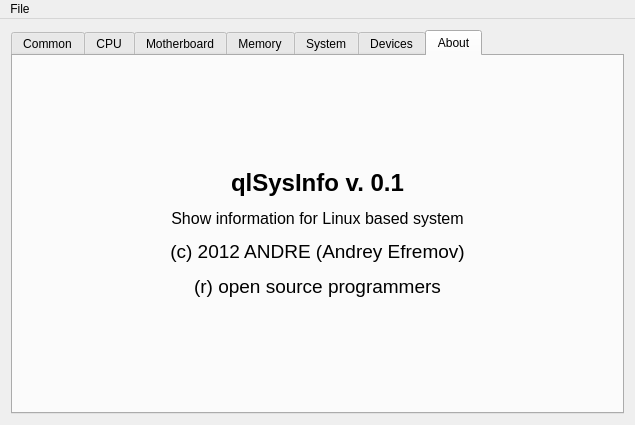
andr7e/my-repository, file projects/qlSysInfo/systeminfo.ui: the form before one commit.
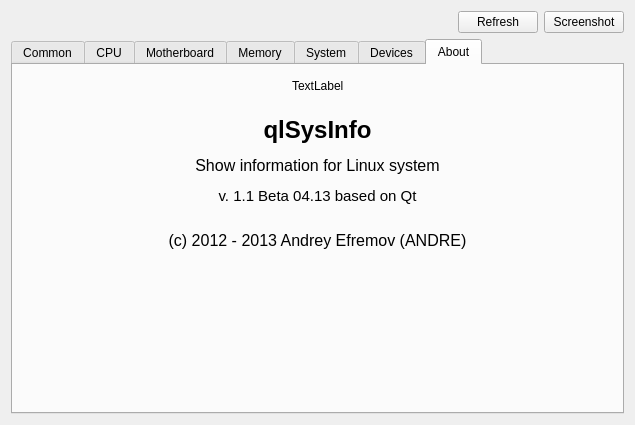
The form after the commit. The open tabs and pages were chosen to show the change.

Commit message: qlSysInfo: + save screenshot, resfresh button, icon, refactoring

Diff of the .ui file:
```diff
--- a/projects/qlSysInfo/systeminfo.ui
+++ b/projects/qlSysInfo/systeminfo.ui
@@ -16,6 +16,39 @@
   <widget class="QWidget" name="centralWidget">
    <layout class="QHBoxLayout" name="horizontalLayout_2">
     <item>
+     <layout class="QVBoxLayout" name="verticalLayout_4">
+      <item>
+       <layout class="QHBoxLayout" name="horizontalLayout">
+        <item>
+         <spacer name="horizontalSpacer_5">
+          <property name="orientation">
+           <enum>Qt::Horizontal</enum>
+          </property>
+          <property name="sizeHint" stdset="0">
+           <size>
+            <width>40</width>
+            <height>20</height>
+           </size>
+          </property>
+         </spacer>
+        </item>
+        <item>
+         <widget class="QPushButton" name="refreshButton">
+          <property name="text">
+           <string>Refresh</string>
+          </property>
+         </widget>
+        </item>
+        <item>
+         <widget class="QPushButton" name="shotButton">
+          <property name="text">
+           <string>Screenshot</string>
+          </property>
+         </widget>
+        </item>
+       </layout>
+      </item>
+      <item>
      <widget class="QTabWidget" name="tabWidget">
       <property name="currentIndex">
        <number>0</number>
@@ -519,35 +552,73 @@
        </attribute>
        <layout class="QHBoxLayout" name="horizontalLayout_8">
         <item>
+           <layout class="QVBoxLayout" name="verticalLayout_5">
+            <item>
+             <layout class="QHBoxLayout" name="horizontalLayout_9">
+              <item>
+               <spacer name="horizontalSpacer_6">
+                <property name="orientation">
+                 <enum>Qt::Horizontal</enum>
+                </property>
+                <property name="sizeHint" stdset="0">
+                 <size>
+                  <width>40</width>
+                  <height>20</height>
+                 </size>
+                </property>
+               </spacer>
+              </item>
+              <item>
+               <widget class="QLabel" name="iconLabel">
+                <property name="text">
+                 <string>TextLabel</string>
+                </property>
+               </widget>
+              </item>
+              <item>
+               <spacer name="horizontalSpacer_7">
+                <property name="orientation">
+                 <enum>Qt::Horizontal</enum>
+                </property>
+                <property name="sizeHint" stdset="0">
+                 <size>
+                  <width>40</width>
+                  <height>20</height>
+                 </size>
+                </property>
+               </spacer>
+              </item>
+             </layout>
+            </item>
+            <item>
          <widget class="QLabel" name="label_18">
           <property name="text">
-           <string>&lt;html&gt;&lt;head/&gt;&lt;body&gt;&lt;p align=&quot;center&quot;&gt;&lt;span style=&quot; font-size:18pt; font-weight:600;&quot;&gt;qlSysInfo v. 0.1&lt;/span&gt;&lt;/p&gt;&lt;p align=&quot;center&quot;&gt;&lt;span style=&quot; font-size:12pt;&quot;&gt;Show information for Linux based system&lt;/span&gt;&lt;/p&gt;&lt;p align=&quot;center&quot;&gt;&lt;span style=&quot; font-size:14pt;&quot;&gt;(c) 2012 ANDRE (Andrey Efremov)&lt;/span&gt;&lt;/p&gt;&lt;p align=&quot;center&quot;&gt;&lt;span style=&quot; font-size:14pt;&quot;&gt;(r) open source programmers&lt;/span&gt;&lt;/p&gt;&lt;/body&gt;&lt;/html&gt;</string>
+               <string>&lt;html&gt;&lt;head/&gt;&lt;body&gt;&lt;p align=&quot;center&quot;&gt;&lt;br/&gt;&lt;span style=&quot; font-size:18pt; font-weight:600;&quot;&gt;qlSysInfo&lt;/span&gt;&lt;/p&gt;&lt;p align=&quot;center&quot;&gt;&lt;span style=&quot; font-size:12pt;&quot;&gt;Show information for Linux system&lt;/span&gt;&lt;/p&gt;&lt;p align=&quot;center&quot;&gt;&lt;span style=&quot; font-size:11pt;&quot;&gt;v. 1.1 Beta 04.13 based on Qt&lt;/span&gt;&lt;/p&gt;&lt;p align=&quot;center&quot;&gt;&lt;br/&gt;&lt;span style=&quot; font-size:12pt;&quot;&gt;(c) 2012 - 2013 Andrey Efremov (ANDRE)&lt;/span&gt;&lt;/p&gt;&lt;/body&gt;&lt;/html&gt;</string>
           </property>
          </widget>
         </item>
-       </layout>
-      </widget>
-     </widget>
+            <item>
+             <spacer name="verticalSpacer_4">
+              <property name="orientation">
+               <enum>Qt::Vertical</enum>
+              </property>
+              <property name="sizeHint" stdset="0">
+               <size>
+                <width>20</width>
+                <height>40</height>
+               </size>
+              </property>
+             </spacer>
+            </item>
+           </layout>
     </item>
    </layout>
   </widget>
-  <widget class="QMenuBar" name="menuBar">
-   <property name="geometry">
-    <rect>
-     <x>0</x>
-     <y>0</y>
-     <width>635</width>
-     <height>26</height>
-    </rect>
-   </property>
-   <widget class="QMenu" name="menuFile">
-    <property name="title">
-     <string>File</string>
-    </property>
-    <addaction name="actionAbout"/>
-    <addaction name="actionExit"/>
-   </widget>
-   <addaction name="menuFile"/>
+       </widget>
+      </item>
+     </layout>
+    </item>
+   </layout>
   </widget>
   <action name="actionAbout">
    <property name="text">
```
Lines whose indentation alone changed are shown as unchanged. The commit also changes 15 other files.
